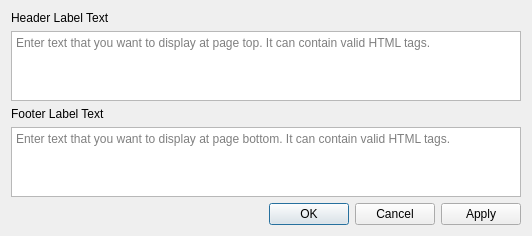
minorua/Qgis2threejs, file ui/hflabeldialog.ui: the form before one commit.
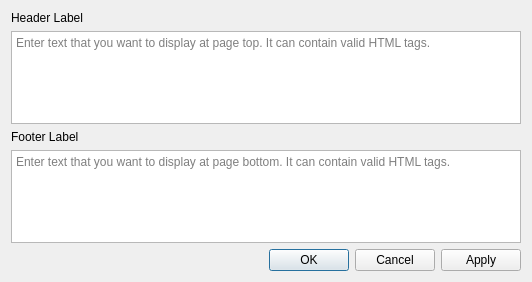
The form after the commit.

Patch:
```diff
--- a/ui/hflabeldialog.ui
+++ b/ui/hflabeldialog.ui
@@ -7,7 +7,7 @@
     <x>0</x>
     <y>0</y>
     <width>532</width>
-    <height>231</height>
+    <height>282</height>
    </rect>
   </property>
   <property name="windowTitle">
@@ -17,7 +17,7 @@
    <item>
     <widget class="QLabel" name="label">
      <property name="text">
-      <string>Header Label Text</string>
+      <string>Header Label</string>
      </property>
     </widget>
    </item>
@@ -31,7 +31,7 @@
    <item>
     <widget class="QLabel" name="label_2">
      <property name="text">
-      <string>Footer Label Text</string>
+      <string>Footer Label</string>
      </property>
     </widget>
    </item>
```
Left out of the diff: 4 changed lines with no effect on the pictures.
